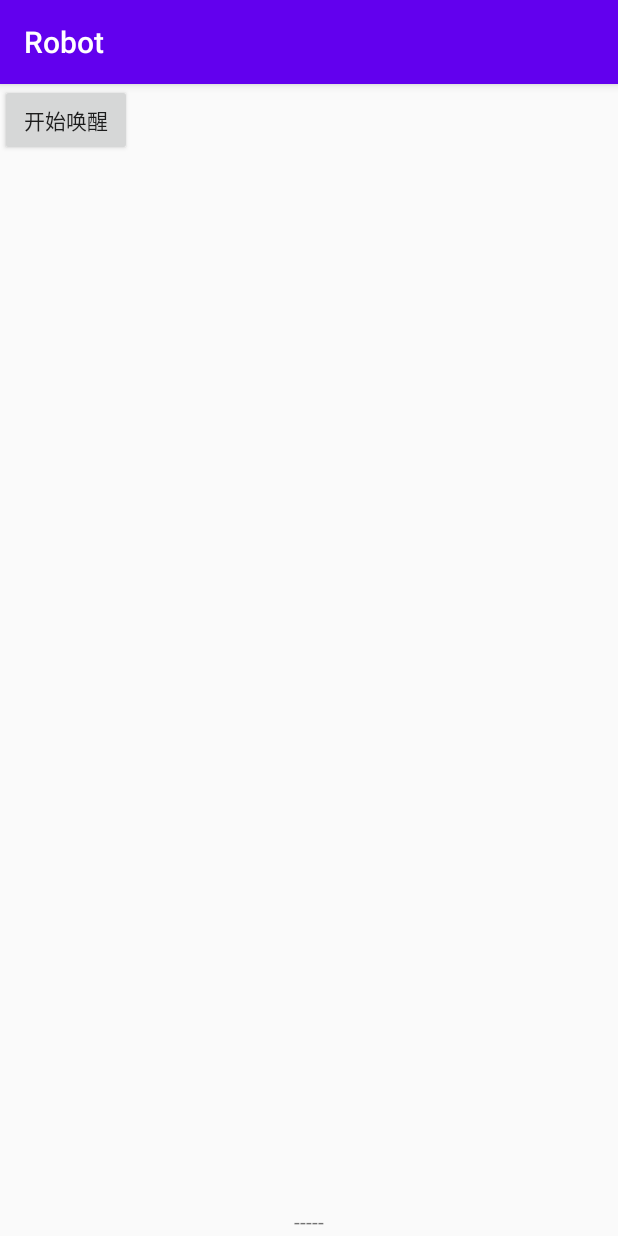
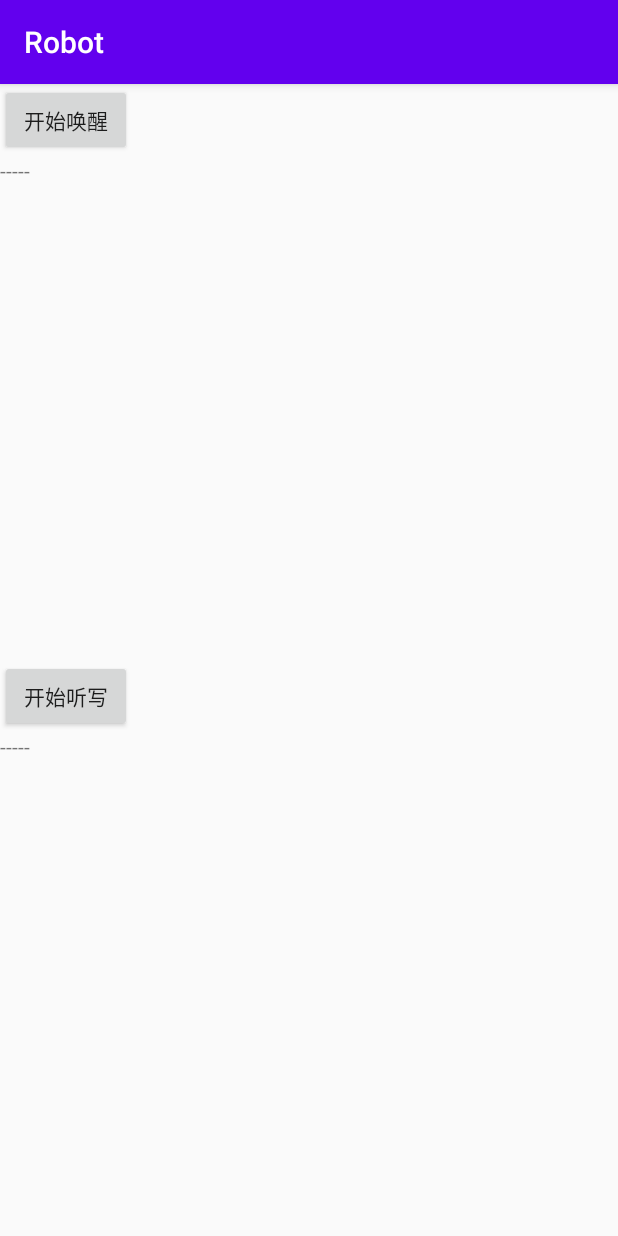
Before and after one commit to xiaoerMr/Robot, an Android app: the screen it shows after launch (MainActivity), on a phone screen of 412 x 824 dp. Run offline under Robolectric (Android 15) with nearby library versions, the phone set to English and light mode, and no system bars.

Commit message:
完成语音听写功能

```diff
--- a/app/src/main/res/layout/activity_main.xml
+++ b/app/src/main/res/layout/activity_main.xml
@@ -1,32 +1,48 @@
 <?xml version="1.0" encoding="utf-8"?>
-<androidx.constraintlayout.widget.ConstraintLayout xmlns:android="http://schemas.android.com/apk/res/android"
+<LinearLayout xmlns:android="http://schemas.android.com/apk/res/android"
     xmlns:app="http://schemas.android.com/apk/res-auto"
     xmlns:tools="http://schemas.android.com/tools"
     android:layout_width="match_parent"
     android:layout_height="match_parent"
+    android:orientation="vertical"
     tools:context=".MainActivity">
 
     <Button
         android:id="@+id/vWakeUp"
         android:layout_width="wrap_content"
         android:layout_height="wrap_content"
-        android:text="开始唤醒"
-        app:layout_constraintStart_toStartOf="parent"
-        app:layout_constraintTop_toTopOf="parent" />
+        android:text="开始唤醒" />
 
     <ScrollView
         android:layout_width="wrap_content"
-        android:layout_height="wrap_content"
-        app:layout_constraintBottom_toBottomOf="parent"
-        app:layout_constraintEnd_toEndOf="parent"
-        app:layout_constraintStart_toStartOf="parent">
+        android:layout_height="0dp"
+        android:layout_weight="1">
+
         <TextView
             android:id="@+id/vRecord"
             android:layout_width="match_parent"
-            android:layout_height="wrap_content"
-            android:text="-----"
-           />
+            android:layout_height="match_parent"
+            android:text="-----" />
 
     </ScrollView>
 
-</androidx.constraintlayout.widget.ConstraintLayout>
+
+    <Button
+        android:id="@+id/vIAT"
+        android:layout_width="wrap_content"
+        android:layout_height="wrap_content"
+        android:text="开始听写" />
+
+    <ScrollView
+        android:layout_width="wrap_content"
+        android:layout_height="0dp"
+        android:layout_weight="1">
+
+        <TextView
+            android:id="@+id/vIATRecord"
+            android:layout_width="match_parent"
+            android:layout_height="match_parent"
+            android:text="-----" />
+
+    </ScrollView>
+</LinearLayout>
```
Also changed, not shown: app/src/main/java/com/sai/robot/MainActivity.kt (+60 -21 lines), app/src/main/java/com/sai/robot/iat/IATManager.kt (added, +59 -0 lines), app/src/main/java/com/sai/robot/iat/MyRecognizerListener.kt (added, +16 -0 lines).
